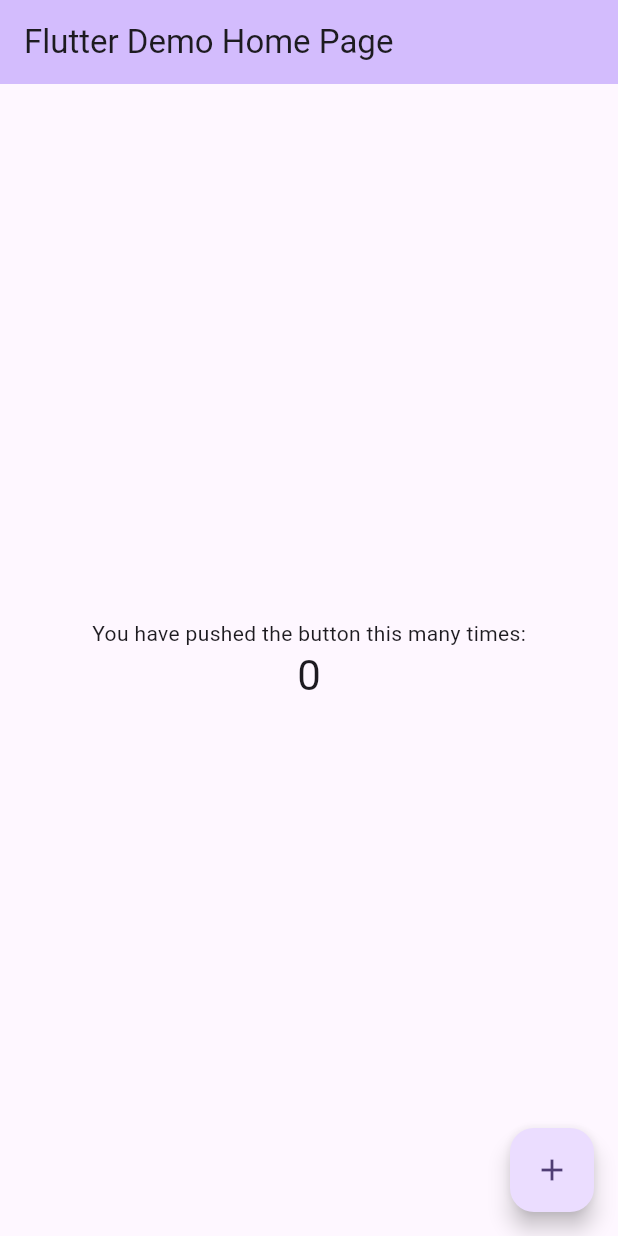
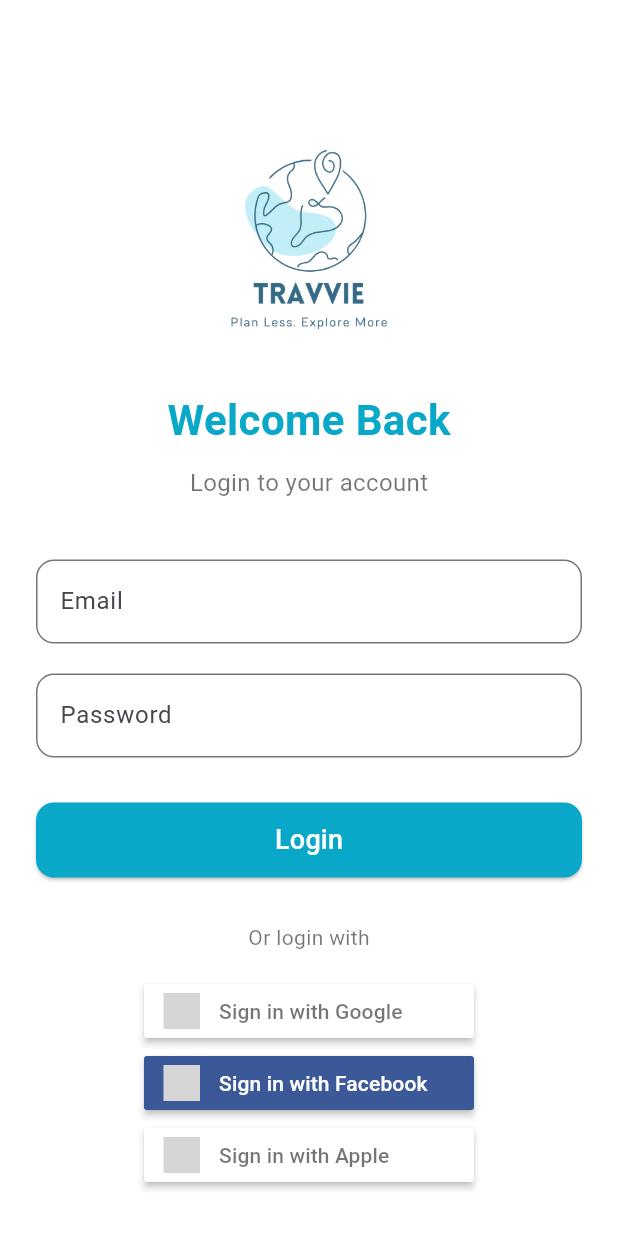
Before and after one commit to TenZinKS/Travvie-Mobile-App-Assignment, a Flutter app: the screen it shows after launch, on a phone screen of 412 x 824 dp. Run offline on Flutter 3.47's test engine with Material 3 defaults, Android fonts, the phone set to English and light mode, and no system bars; our stand-ins replace flutter_signin_button; grey boxes are pictures that could not be loaded.

Commit message:
Sprint 1 Commit

```diff
--- /dev/null
+++ b/lib/app.dart
@@ -0,0 +1,26 @@
+import 'package:flutter/material.dart';
+import 'package:travvie/view/home_page_view.dart';
+import 'package:travvie/view/login_view.dart';
+import 'package:travvie/view/signup_view.dart';
+import 'package:travvie/view/splash_screen_view.dart';
+
+class App extends StatelessWidget {
+  const App({super.key});
+
+  @override
+  Widget build(BuildContext context) {
+    return MaterialApp(
+
+      debugShowCheckedModeBanner: false,
+      title: 'Travvie',
+
+      initialRoute: '/',
+      routes: {
+        '/': (context) =>  SplashScreenView(),
+        '/login': (context) => const LoginView(),
+        '/homepage': (context) => const HomePageView(),
+        '/signup': (context) => const SignupView(),
+      },
+    );
+  }
+}
--- /dev/null
+++ b/lib/controller/auth_controller.dart
@@ -0,0 +1,13 @@
+class AuthController {
+  Future<String?> login(String email, String password) async {
+    await Future.delayed(const Duration(seconds: 1));
+    if (email.isNotEmpty && password.isNotEmpty) return null;
+    return 'Please fill in both fields';
+  }
+
+  Future<String?> signup(String email, String password) async {
+    await Future.delayed(const Duration(seconds: 1));
+    if (email.isNotEmpty && password.isNotEmpty) return null;
+    return 'Signup failed: fields cannot be empty';
+  }
+}
--- a/lib/main.dart
+++ b/lib/main.dart
@@ -1,122 +1,6 @@
-import 'package:flutter/material.dart';
+import 'package:flutter/cupertino.dart';
+import 'package:travvie/app.dart';
 
-void main() {
-  runApp(const MyApp());
+void main(){
+    runApp(App());
 }
-
-class MyApp extends StatelessWidget {
-  const MyApp({super.key});
-
-  // This widget is the root of your application.
-  @override
-  Widget build(BuildContext context) {
-    return MaterialApp(
-      title: 'Flutter Demo',
-      theme: ThemeData(
-        // This is the theme of your application.
-        //
-        // TRY THIS: Try running your application with "flutter run". You'll see
-        // the application has a purple toolbar. Then, without quitting the app,
-        // try changing the seedColor in the colorScheme below to Colors.green
-        // and then invoke "hot reload" (save your changes or press the "hot
-        // reload" button in a Flutter-supported IDE, or press "r" if you used
-        // the command line to start the app).
-        //
-        // Notice that the counter didn't reset back to zero; the application
-        // state is not lost during the reload. To reset the state, use hot
-        // restart instead.
-        //
-        // This works for code too, not just values: Most code changes can be
-        // tested with just a hot reload.
-        colorScheme: ColorScheme.fromSeed(seedColor: Colors.deepPurple),
-      ),
-      home: const MyHomePage(title: 'Flutter Demo Home Page'),
-    );
-  }
-}
-
-class MyHomePage extends StatefulWidget {
-  const MyHomePage({super.key, required this.title});
-
-  // This widget is the home page of your application. It is stateful, meaning
-  // that it has a State object (defined below) that contains fields that affect
-  // how it looks.
-
-  // This class is the configuration for the state. It holds the values (in this
-  // case the title) provided by the parent (in this case the App widget) and
-  // used by the build method of the State. Fields in a Widget subclass are
-  // always marked "final".
-
-  final String title;
-
-  @override
-  State<MyHomePage> createState() => _MyHomePageState();
-}
-
-class _MyHomePageState extends State<MyHomePage> {
-  int _counter = 0;
-
-  void _incrementCounter() {
-    setState(() {
-      // This call to setState tells the Flutter framework that something has
-      // changed in this State, which causes it to rerun the build method below
-      // so that the display can reflect the updated values. If we changed
-      // _counter without calling setState(), then the build method would not be
-      // called again, and so nothing would appear to happen.
-      _counter++;
-    });
-  }
-
-  @override
-  Widget build(BuildContext context) {
-    // This method is rerun every time setState is called, for instance as done
-    // by the _incrementCounter method above.
-    //
-    // The Flutter framework has been optimized to make rerunning build methods
-    // fast, so that you can just rebuild anything that needs updating rather
-    // than having to individually change instances of widgets.
-    return Scaffold(
-      appBar: AppBar(
-        // TRY THIS: Try changing the color here to a specific color (to
-        // Colors.amber, perhaps?) and trigger a hot reload to see the AppBar
-        // change color while the other colors stay the same.
-        backgroundColor: Theme.of(context).colorScheme.inversePrimary,
-        // Here we take the value from the MyHomePage object that was created by
-        // the App.build method, and use it to set our appbar title.
-        title: Text(widget.title),
-      ),
-      body: Center(
-        // Center is a layout widget. It takes a single child and positions it
-        // in the middle of the parent.
-        child: Column(
-          // Column is also a layout widget. It takes a list of children and
-          // arranges them vertically. By default, it sizes itself to fit its
-          // children horizontally, and tries to be as tall as its parent.
-          //
-          // Column has various properties to control how it sizes itself and
-          // how it positions its children. Here we use mainAxisAlignment to
-          // center the children vertically; the main axis here is the vertical
-          // axis because Columns are vertical (the cross axis would be
-          // horizontal).
-          //
-          // TRY THIS: Invoke "debug painting" (choose the "Toggle Debug Paint"
-          // action in the IDE, or press "p" in the console), to see the
-          // wireframe for each widget.
-          mainAxisAlignment: MainAxisAlignment.center,
-          children: <Widget>[
-            const Text('You have pushed the button this many times:'),
-            Text(
-              '$_counter',
-              style: Theme.of(context).textTheme.headlineMedium,
-            ),
-          ],
-        ),
-      ),
-      floatingActionButton: FloatingActionButton(
-        onPressed: _incrementCounter,
-        tooltip: 'Increment',
-        child: const Icon(Icons.add),
-      ), // This trailing comma makes auto-formatting nicer for build methods.
-    );
-  }
-}
--- /dev/null
+++ b/lib/view/login_view.dart
@@ -0,0 +1,164 @@
+import 'package:flutter/material.dart';
+import 'package:travvie/controller/auth_controller.dart';
+import 'package:flutter_signin_button/flutter_signin_button.dart';
+
+class LoginView extends StatefulWidget {
+  const LoginView({super.key});
+
+  @override
+  State<LoginView> createState() => _LoginViewState();
+}
+
+class _LoginViewState extends State<LoginView> {
+
+  final _emailController = TextEditingController();
+  final _passwordController = TextEditingController();
+
+  final AuthController _authController = AuthController();
+
+  @override
+  Widget build(BuildContext context) {
+    return Scaffold(
+      backgroundColor: Colors.white,
+      body: SingleChildScrollView(
+        child: Padding(
+          padding: const EdgeInsets.symmetric(horizontal: 24.0, vertical: 60.0),
+          child: Column(
+            crossAxisAlignment: CrossAxisAlignment.center,
+            children: [
+              // App Logo
+              Image.asset(
+                'assets/logo/logo.png',
+                height: 200,
+              ),
+
+              const Text(
+                'Welcome Back',
+                style: TextStyle(
+                  fontSize: 28,
+                  fontWeight: FontWeight.bold,
+                  color: Color(0xFF09A8C8),
+                ),
+              ),
+              const SizedBox(height: 10),
+              const Text(
+                'Login to your account',
+                style: TextStyle(
+                  fontSize: 16,
+                  color: Colors.black54,
+                ),
+              ),
+              const SizedBox(height: 40),
+
+              // Email Field
+              TextField(
+                controller: _emailController,
+                decoration: InputDecoration(
+                  labelText: 'Email',
+                  border: OutlineInputBorder(
+                    borderRadius: BorderRadius.circular(12),
+                  ),
+                ),
+              ),
+              const SizedBox(height: 20),
+
+              // Password Field
+              TextField(
+                controller: _passwordController,
+                obscureText: true,
+                decoration: InputDecoration(
+                  labelText: 'Password',
+                  border: OutlineInputBorder(
+                    borderRadius: BorderRadius.circular(12),
+                  ),
+                ),
+              ),
+              const SizedBox(height: 30),
+
+              // Login Button
+              SizedBox(
+                width: double.infinity,
+                height: 50,
+                child: ElevatedButton(
+                  style: ElevatedButton.styleFrom(
+                    backgroundColor: const Color(0xFF09A8C8),
+                    shape: RoundedRectangleBorder(
+                      borderRadius: BorderRadius.circular(12),
+                    ),
+                  ),
+                  onPressed: () async {
+                    final email = _emailController.text.trim();
+                    final password = _passwordController.text.trim();
+
+                    String? result = await _authController.login(email, password);
+
+                    if (result == null) { // Navigate to home or dashboard here
+                      Navigator.pushNamed(context, '/homepage');
+                      ScaffoldMessenger.of(context).showSnackBar(
+                        const SnackBar(content: Text('Login Successful'))
+                      );
+                    } else {
+                      ScaffoldMessenger.of(context).showSnackBar(
+                        const SnackBar(content: Text('Please fill in both the fields')),
+                      );
+                    }
+                  },
+                  child: const Text(
+                    'Login',
+                    style: TextStyle(fontSize: 18,color: Colors.white),
+                  ),
+                ),
+              ),
+
+              const SizedBox(height: 30),
+
+              const Text(
+                'Or login with',
+                style: TextStyle(color: Colors.black54),
+              ),
+              const SizedBox(height: 15),
+
+              // Social Media Buttons in a Row
+              SignInButton(
+                Buttons.Google,
+                onPressed: () {},
+              ),
+              const SizedBox(width: 10),
+              SignInButton(
+                Buttons.Facebook,
+                onPressed: () {},
+              ),
+              const SizedBox(width: 10),
+              SignInButton(
+                Buttons.Apple,
+                onPressed: () {},
+              ),
+
+              const SizedBox(height: 20),
+
+              // Signup redirect
+              Row(
+                mainAxisAlignment: MainAxisAlignment.center,
+                children: [
+                  const Text('Don\'t have an account?'),
+                  TextButton(
+                    onPressed: () {
+                      Navigator.pushNamed(context, '/signup');
+                    },
+                    child: const Text(
+                      'Sign Up',
+                      style: TextStyle(
+                        color: Color(0xFF09A8C8),
+                        fontWeight: FontWeight.bold,
+                      ),
+                    ),
+                  ),
+                ],
+              ),
+            ],
+          ),
+        ),
+      ),
+    );
+  }
+}
```
Also changed, not shown: lib/view/home_page_view.dart (added, +29 -0 lines), lib/view/signup_view.dart (added, +184 -0 lines), lib/view/splash_screen_view.dart (added, +61 -0 lines), pubspec.yaml (+4 -3 lines), assets/logo/logo.png (added), pubspec.lock, 1 other file.
